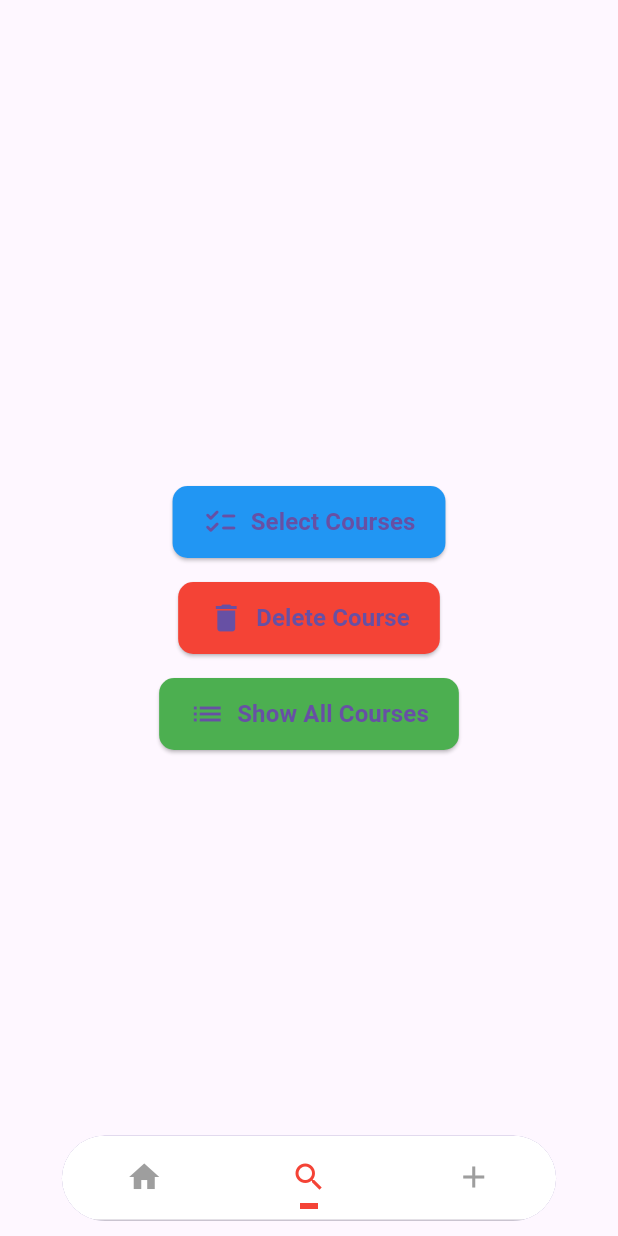
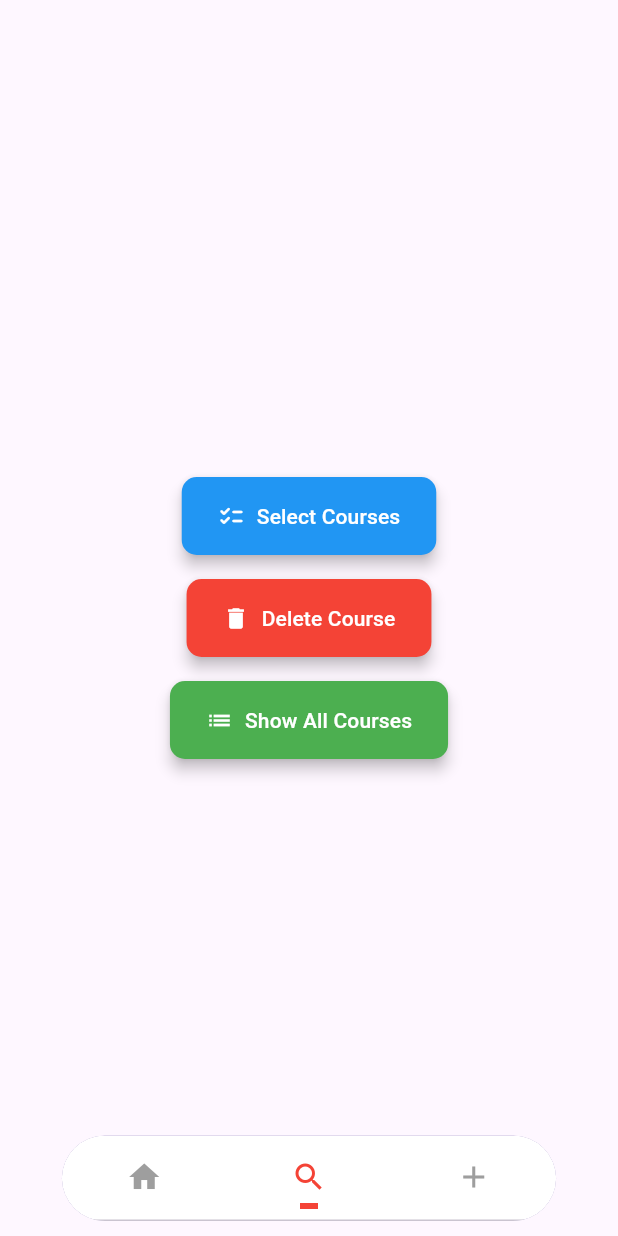
Before and after one commit to MORAMZY14/Etqan, a Flutter app: the UserPage screen opened directly with empty values, item 2 of the bottom bar chosen, after a tap on "Delete Course", on a phone screen of 412 x 824 dp. Run offline on Flutter 3.47's test engine with Material 3 defaults, Android fonts, the phone set to English and light mode, and no system bars; our stand-ins replace cloud_firestore, file_picker, firebase_auth, firebase_core, firebase_messaging, firebase_storage and 3 more; missing offline and left inert: firebase_app_check, onesignal_flutter; accounts and stored records are empty; network calls fail.

```diff
--- a/lib/user_page.dart
+++ b/lib/user_page.dart
@@ -24,6 +24,7 @@ class _UserPageState extends State<UserPage> with SingleTickerProviderStateMixin
 
   String _userName = 'Loading...';
   String _studentId = 'Loading...';
+  String? _profileImageUrl;
   List<CustomListItem> _items = [];
   Map<String, String> _courseImages = {};
   bool _isLoading = true;
@@ -51,6 +52,7 @@ class _UserPageState extends State<UserPage> with SingleTickerProviderStateMixin
         _fetchUserData(widget.email),
         _fetchCoursesFromFirestore(),
         _fetchCourseImagesFromStorage(),
+        _fetchUserProfileImage(widget.email), // Fetch user's profile image
       ]);
     } catch (e) {
       print('Error initializing data: $e');
@@ -92,6 +94,21 @@ class _UserPageState extends State<UserPage> with SingleTickerProviderStateMixin
       setState(() {
         _userName = 'Error';
         _studentId = 'N/A';
+      });
+    }
+  }
+
+  Future<void> _fetchUserProfileImage(String email) async {
+    try {
+      final String profileImagePath = 'users/$email/profile_picture.png'; // Assumes profile image is named 'profile.png'
+      final String profileImageUrl = await _storage.ref(profileImagePath).getDownloadURL();
+      setState(() {
+        _profileImageUrl = profileImageUrl;
+      });
+    } catch (e) {
+      print('Error fetching user profile image: $e');
+      setState(() {
+        _profileImageUrl = null; // Set to null if there's an error
       });
     }
   }
@@ -232,6 +249,7 @@ class _UserPageState extends State<UserPage> with SingleTickerProviderStateMixin
 
     return SingleChildScrollView(
       child: Column(
+        crossAxisAlignment: CrossAxisAlignment.start,
         children: [
           _buildTopSection(isSmallScreen),
           const SizedBox(height: 20),
@@ -261,7 +279,7 @@ class _UserPageState extends State<UserPage> with SingleTickerProviderStateMixin
                 );
               },
             ),
-            const SizedBox(height: 16), // Add space between buttons
+            const SizedBox(height: 16),
             _buildModernButton(
               icon: Icons.delete,
               color: Colors.red,
@@ -270,7 +288,7 @@ class _UserPageState extends State<UserPage> with SingleTickerProviderStateMixin
                 _deleteCourse();
               },
             ),
-            const SizedBox(height: 16), // Add space between buttons
+            const SizedBox(height: 16),
             _buildModernButton(
               icon: Icons.list,
               color: Colors.green,
@@ -296,95 +314,42 @@ class _UserPageState extends State<UserPage> with SingleTickerProviderStateMixin
     required VoidCallback onPressed,
   }) {
     return ElevatedButton.icon(
+      onPressed: onPressed,
+      icon: Icon(icon, color: Colors.white),
+      label: Text(label, style: const TextStyle(color: Colors.white)),
       style: ElevatedButton.styleFrom(
-        backgroundColor: color, // Background color
-        padding: const EdgeInsets.symmetric(vertical: 12, horizontal: 20),
+        padding: const EdgeInsets.symmetric(vertical: 16, horizontal: 24),
+        backgroundColor: color,
         shape: RoundedRectangleBorder(
           borderRadius: BorderRadius.circular(10),
         ),
-      ),
-      icon: Icon(icon, size: 24),
-      label: Text(
-        label,
-        style: const TextStyle(fontSize: 16, fontWeight: FontWeight.bold),
-      ),
-      onPressed: onPressed,
-    );
-  }
-
-  Widget _buildIconButton({
-    required IconData icon,
-    required Color color,
-    required String label,
-    required VoidCallback onPressed,
-  }) {
-    return Column(
-      mainAxisSize: MainAxisSize.min,
-      children: [
-        IconButton(
-          icon: Icon(icon, size: 40, color: color),
-          onPressed: onPressed,
-        ),
-        Text(label, style: const TextStyle(fontSize: 16)),
-      ],
-    );
-  }
-
-// Placeholder methods for actions
-  void _deleteCourse() {
-    // Implement the logic to delete a course
-  }
-
-  void _showAllCourses() {
-    // Implement the logic to show all courses
-  }
-
-  Widget _buildProfilePage() {
-    return Center(
-      child: Column(
-        mainAxisAlignment: MainAxisAlignment.center,
-        children: [
-          IconButton(
-            icon: const Icon(Icons.rate_review_rounded, size: 40, color: Colors.blue),
-            onPressed: () {
-              // Navigate to course review page
-            },
-          ),
-          const SizedBox(height: 10),
-          const Text('Review Courses', style: TextStyle(fontSize: 24)),
-        ],
+        elevation: 4,
       ),
     );
   }
 
   Widget _buildTopSection(bool isSmallScreen) {
     return Container(
-      padding: EdgeInsets.symmetric(
-        horizontal: isSmallScreen ? 20 : 40,
-        vertical: isSmallScreen ? 30 : 50,
+      decoration: BoxDecoration(
+        image: DecorationImage(
+          image: AssetImage('assets/login1.png'), // Background image
+          fit: BoxFit.cover,
         ),
-      decoration: const BoxDecoration(
-        color: Color(0xFF160E30), // Purple background
         borderRadius: BorderRadius.vertical(
-          bottom: Radius.circular(30),
+          bottom: Radius.circular(30), // Adjust the radius as needed
         ),
+      ),
+      padding: const EdgeInsets.all(20),
+      child: ClipRRect(
+        borderRadius: BorderRadius.vertical(
+          bottom: Radius.circular(30), // Ensure the content respects the border radius
         ),
         child: Column(
           crossAxisAlignment: CrossAxisAlignment.start,
           children: [
             _buildGreetingAndNotificationIcon(isSmallScreen),
-          const SizedBox(height: 20),
-          Text(
-            'Find your favorite Course here!',
-            style: TextStyle(
-              color: Colors.white,
-              fontSize: isSmallScreen ? 24 : 32,
-              fontWeight: FontWeight.bold,
+          ],
         ),
-          ),
-          const SizedBox(height: 20),
-          _buildSearchBar(isSmallScreen),
-        ],
       ),
     );
   }
@@ -397,14 +362,16 @@ class _UserPageState extends State<UserPage> with SingleTickerProviderStateMixin
           children: [
             CircleAvatar(
               radius: isSmallScreen ? 25 : 30,
-              backgroundImage: const AssetImage('assets/etqan.png'),
+              backgroundImage: _profileImageUrl != null
+                  ? NetworkImage(_profileImageUrl!)
+                  : const AssetImage('assets/etqan.png') as ImageProvider,
             ),
             const SizedBox(width: 10),
             Column(
               crossAxisAlignment: CrossAxisAlignment.start,
               children: [
                 Text(
-                  'Hello,$_userName',
+                  'Hello, $_userName',
                   style: TextStyle(
                     color: Colors.white,
                     fontSize: isSmallScreen ? 18 : 24,
@@ -433,68 +400,61 @@ class _UserPageState extends State<UserPage> with SingleTickerProviderStateMixin
     );
   }
 
-  Widget _buildSearchBar(bool isSmallScreen) {
-    return Container(
-      height: 50,
-      decoration: BoxDecoration(
-        color: Colors.white,
-        borderRadius: BorderRadius.circular(30),
-      ),
+  Widget _buildCategoryButtons(bool isSmallScreen) {
+    return SingleChildScrollView(
+      scrollDirection: Axis.horizontal,
       child: Row(
         children: [
-          const Padding(
-            padding: EdgeInsets.symmetric(horizontal: 10),
-            child: Icon(Icons.search),
+          _buildCategoryButton(
+            'All',
+            isSmallScreen,
+            Icons.all_inclusive,
+                () => _fetchCoursesFromFirestore(),
           ),
-          Expanded(
-            child: TextField(
-              decoration: const InputDecoration(
-                border: InputBorder.none,
-                hintText: 'Search your course...',
+          const SizedBox(width: 10),
+          _buildCategoryButton(
+            'Popular',
+            isSmallScreen,
+            Icons.star,
+                () => _fetchCoursesFromFirestore(status: 'popular'),
           ),
-              onSubmitted: (query) {
-                // Implement search functionality
-              },
-            ),
+          const SizedBox(width: 10),
+          _buildCategoryButton(
+            'New',
+            isSmallScreen,
+            Icons.new_releases,
+                () => _fetchCoursesFromFirestore(status: 'new'),
           ),
         ],
       ),
     );
   }
 
-  Widget _buildCategoryButtons(bool isSmallScreen) {
-    return Row(
-      mainAxisAlignment: MainAxisAlignment.spaceEvenly,
-      children: [
-        _buildCategoryButton(
-          label: 'All',
-          onPressed: () => _fetchCoursesFromFirestore(),
+  Widget _buildCategoryButton(
+      String label,
+      bool isSmallScreen,
+      IconData icon,
+      VoidCallback onPressed,
+      ) {
+    return ElevatedButton.icon(
+      onPressed: onPressed,
+      icon: Icon(icon, color: Colors.white),
+      label: Text(
+        label,
+        style: TextStyle(
+          fontSize: isSmallScreen ? 14 : 18,
+          color: Colors.white,
         ),
-        _buildCategoryButton(
-          label: 'Popular',
-          onPressed: () => _fetchCoursesFromFirestore(status: 'popular'),
       ),
-        _buildCategoryButton(
-          label: 'New',
-          onPressed: () => _fetchCoursesFromFirestore(status: 'new'),
+      style: ElevatedButton.styleFrom(
+        padding: EdgeInsets.symmetric(
+          vertical: isSmallScreen ? 10 : 15,
+          horizontal: isSmallScreen ? 15 : 20,
         ),
-      ],
-    );
-  }
-
-  Widget _buildCategoryButton({required String label, required VoidCallback onPressed}) {
-    return ElevatedButton(
-      onPressed: onPressed,
-      style: ElevatedButton.styleFrom(
-        backgroundColor: const Color(0xFF160E30), // Purple background
+        backgroundColor: Colors.blueAccent,
         shape: RoundedRectangleBorder(
           borderRadius: BorderRadius.circular(30),
         ),
-        padding: const EdgeInsets.symmetric(horizontal: 30, vertical: 15),
-      ),
-      child: Text(
-        label,
-        style: const TextStyle(fontSize: 16),
       ),
     );
   }
@@ -504,96 +464,92 @@ class _UserPageState extends State<UserPage> with SingleTickerProviderStateMixin
       crossAxisAlignment: CrossAxisAlignment.start,
       children: [
         Padding(
-          padding: EdgeInsets.symmetric(horizontal: isSmallScreen ? 20 : 40),
+          padding: const EdgeInsets.symmetric(horizontal: 20),
           child: Text(
             'Trending Courses',
             style: TextStyle(
-              fontSize: isSmallScreen ? 20 : 28,
+              fontSize: isSmallScreen ? 20 : 24,
               fontWeight: FontWeight.bold,
+              color: Colors.black,
             ),
           ),
         ),
         const SizedBox(height: 10),
-        _items.isEmpty
-            ? Padding(
-          padding: EdgeInsets.symmetric(horizontal: isSmallScreen ? 20 : 40),
-          child: Text(
-            'No courses found',
-            style: TextStyle(
-              fontSize: isSmallScreen ? 16 : 20,
-              color: Colors.grey,
-            ),
-          ),
-        )
-            : _buildCoursesList(isSmallScreen),
-      ],
-    );
-  }
-
-  Widget _buildCoursesList(bool isSmallScreen) {
-    return SizedBox(
+        SizedBox(
           height: isSmallScreen ? 200 : 250,
           child: ListView.builder(
             scrollDirection: Axis.horizontal,
             itemCount: _items.length,
             itemBuilder: (context, index) {
               final item = _items[index];
-          final courseImage = _courseImages[item.name] ?? 'https://example.com/placeholder.png';
-
+              final imageUrl = _courseImages[item.name] ?? 'https://example.com/placeholder.png';
               return GestureDetector(
-            onTap: () {
-              // Navigate to CourseDetailedPage with item details
-              Navigator.push(
+                onTap: () => Navigator.push(
                   context,
                   MaterialPageRoute(
                     builder: (context) => CourseDetailedPage(
                       courseName: item.name,
-                    courseImage: courseImage, courseDescription: '', imageUrl: '', courseImageUrl: '',
+                      courseDescription: '',
+                      courseImageUrl: '',
+                      courseImage: '',
+                      imageUrl: imageUrl,
                     ),
                   ),
-              );
-            },
+                ),
                 child: Container(
-              width: isSmallScreen ? 160 : 200,
-              margin: EdgeInsets.symmetric(horizontal: isSmallScreen ? 10 : 15),
+                  width: isSmallScreen ? 140 : 180,
+                  margin: const EdgeInsets.symmetric(horizontal: 10),
                   decoration: BoxDecoration(
                     borderRadius: BorderRadius.circular(20),
                     image: DecorationImage(
-                  image: NetworkImage(courseImage),
+                      image: NetworkImage(imageUrl),
                       fit: BoxFit.cover,
                     ),
                   ),
-              child: Stack(
-                children: [
-                  Positioned(
-                    bottom: 0,
-                    left: 0,
-                    right: 0,
+                  child: Align(
+                    alignment: Alignment.bottomCenter,
                     child: Container(
-                      padding: EdgeInsets.symmetric(vertical: isSmallScreen ? 10 : 15),
-                      decoration: BoxDecoration(
-                        color: Colors.black.withOpacity(0.6),
-                        borderRadius: const BorderRadius.vertical(
-                          bottom: Radius.circular(20),
-                        ),
-                      ),
+                      width: double.infinity,
+                      padding: const EdgeInsets.all(10),
+                      color: Colors.black.withOpacity(0.5),
                       child: Text(
                         item.name,
-                        textAlign: TextAlign.center,
-                        style: TextStyle(
+                        style: const TextStyle(
                           color: Colors.white,
-                          fontSize: isSmallScreen ? 14 : 18,
+                          fontSize: 16,
+                          fontWeight: FontWeight.bold,
                         ),
                       ),
                     ),
-                  ),
-                ],
                   ),
                 ),
               );
             },
           ),
+        ),
+      ],
     );
+  }
+
+  Widget _buildProfilePage() {
+    return const Center(
+      child: Text(
+        'Profile Page',
+        style: TextStyle(fontSize: 24, fontWeight: FontWeight.bold),
+      ),
+    );
+  }
+
+  Future<void> _showAllCourses() async {
+    try {
+      await _fetchCoursesFromFirestore();
+    } catch (e) {
+      print('Error showing all courses: $e');
+    }
+  }
+
+  Future<void> _deleteCourse() async {
+    // Add logic to delete a course
   }
 }
 
@@ -601,5 +557,8 @@ class CustomListItem {
   final String name;
   final String content;
 
-  CustomListItem({required this.name, required this.content});
+  CustomListItem({
+    required this.name,
+    required this.content,
+  });
 }
```
Lines whose indentation alone changed are shown as unchanged.
